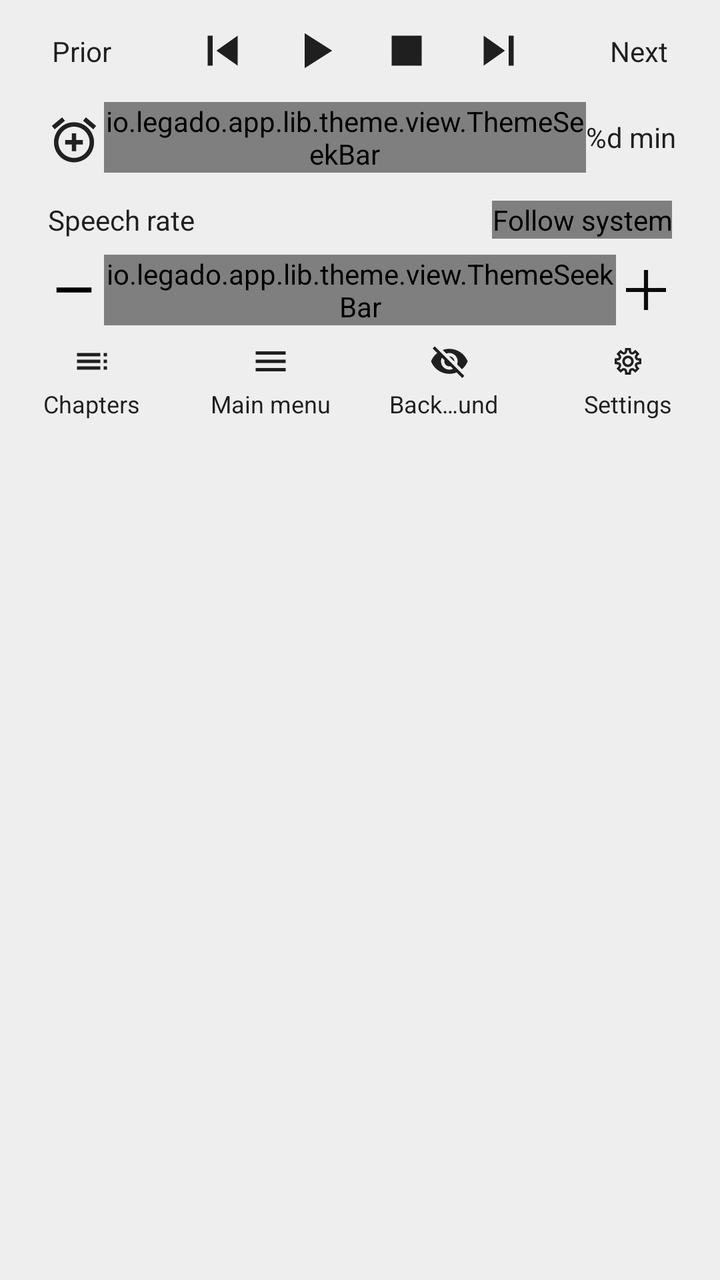
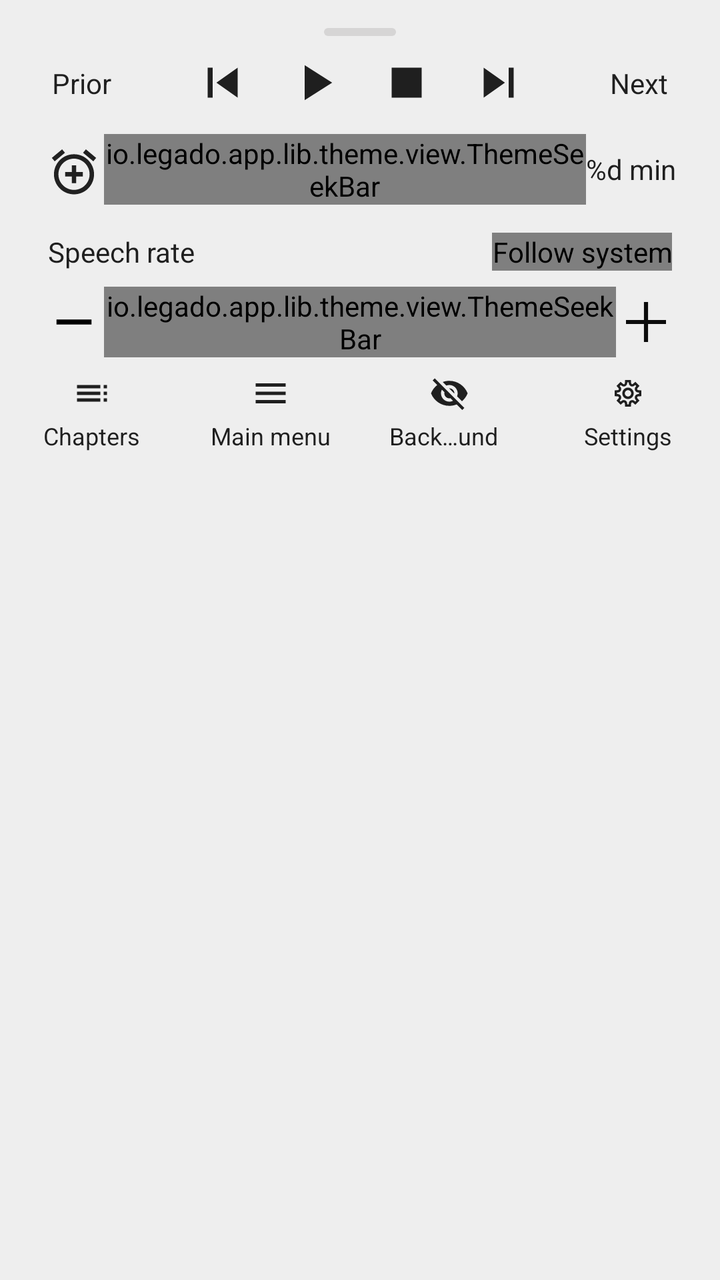

Two renders of the same Android screen: before a commit and after it. Below are the layout's source before the change and the commit's diff.
<!-- AndroidManifest.xml: application theme AppTheme.Light -->
<!-- res/layout/dialog_read_aloud.xml -->
<?xml version="1.0" encoding="utf-8"?>
<LinearLayout xmlns:android="http://schemas.android.com/apk/res/android"
    xmlns:app="http://schemas.android.com/apk/res-auto"
    xmlns:tools="http://schemas.android.com/tools"
    android:id="@+id/root_view"
    android:layout_width="match_parent"
    android:layout_height="wrap_content"
    android:background="@color/background_menu"
    android:orientation="vertical"
    android:paddingLeft="16dp"
    android:paddingTop="6dp"
    android:paddingRight="16dp"
    android:paddingBottom="6dp">

    <LinearLayout
        android:layout_width="match_parent"
        android:layout_height="wrap_content"
        android:gravity="center"
        android:orientation="horizontal">

        <TextView
            android:id="@+id/tv_pre"
            android:layout_width="wrap_content"
            android:layout_height="wrap_content"
            android:layout_marginStart="10dp"
            android:layout_marginEnd="10dp"
            android:background="?android:attr/selectableItemBackgroundBorderless"
            android:clickable="true"
            android:focusable="true"
            android:paddingTop="10dp"
            android:paddingBottom="10dp"
            android:text="@string/previous_chapter"
            android:textColor="@color/primaryText"
            android:textSize="14sp"
            tools:ignore="TouchTargetSizeCheck" />

        <View
            android:layout_width="0dp"
            android:layout_height="1dp"
            android:layout_weight="1" />

        <ImageView
            android:id="@+id/iv_play_prev"
            android:layout_width="30dp"
            android:layout_height="30dp"
            android:layout_marginLeft="8dp"
            android:layout_marginRight="8dp"
            android:background="?android:attr/selectableItemBackgroundBorderless"
            android:contentDescription="@string/prev_sentence"
            android:src="@drawable/ic_skip_previous"
            android:tooltipText="@string/prev_sentence"
            app:tint="@color/primaryText"
            tools:ignore="UnusedAttribute" />

        <ImageView
            android:id="@+id/iv_play_pause"
            android:layout_width="30dp"
            android:layout_height="30dp"
            android:layout_marginLeft="8dp"
            android:layout_marginRight="8dp"
            android:background="?android:attr/selectableItemBackgroundBorderless"
            android:contentDescription="@string/audio_play"
            android:src="@drawable/ic_play_24dp"
            android:tooltipText="@string/audio_play"
            app:tint="@color/primaryText"
            tools:ignore="UnusedAttribute" />

        <ImageView
            android:id="@+id/iv_stop"
            android:layout_width="30dp"
            android:layout_height="30dp"
            android:layout_marginLeft="8dp"
            android:layout_marginRight="8dp"
            android:background="?android:attr/selectableItemBackgroundBorderless"
            android:contentDescription="@string/stop"
            android:src="@drawable/ic_stop_black_24dp"
            android:tooltipText="@string/stop"
            app:tint="@color/primaryText"
            tools:ignore="UnusedAttribute" />

        <ImageView
            android:id="@+id/iv_play_next"
            android:layout_width="30dp"
            android:layout_height="30dp"
            android:layout_marginLeft="8dp"
            android:layout_marginRight="8dp"
            android:background="?android:attr/selectableItemBackgroundBorderless"
            android:contentDescription="@string/next_sentence"
            android:src="@drawable/ic_skip_next"
            android:tooltipText="@string/next_sentence"
            app:tint="@color/primaryText"
            tools:ignore="UnusedAttribute" />

        <View
            android:layout_width="0dp"
            android:layout_height="1dp"
            android:layout_weight="1" />

        <TextView
            android:id="@+id/tv_next"
            android:layout_width="wrap_content"
            android:layout_height="wrap_content"
            android:layout_marginStart="10dp"
            android:layout_marginEnd="10dp"
            android:background="?android:attr/selectableItemBackgroundBorderless"
            android:clickable="true"
            android:focusable="true"
            android:paddingTop="10dp"
            android:paddingBottom="10dp"
            android:text="@string/next_chapter"
            android:textColor="@color/primaryText"
            android:textSize="14sp"
            tools:ignore="TouchTargetSizeCheck" />

    </LinearLayout>

    <LinearLayout
        android:layout_width="match_parent"
        android:layout_height="wrap_content"
        android:gravity="center"
        android:orientation="horizontal"
        android:padding="6dp">

        <androidx.appcompat.widget.AppCompatImageView
            android:id="@+id/iv_timer"
            android:layout_width="30dp"
            android:layout_height="30dp"
            android:background="?android:attr/selectableItemBackgroundBorderless"
            android:contentDescription="@string/set_timer"
            android:src="@drawable/ic_time_add_24dp"
            android:tint="@color/primaryText"
            android:tooltipText="@string/set_timer"
            tools:ignore="UnusedAttribute" />

        <io.legado.app.lib.theme.view.ThemeSeekBar
            android:id="@+id/seek_timer"
            android:layout_width="0dp"
            android:layout_height="wrap_content"
            android:layout_weight="1"
            android:max="180" />

        <TextView
            android:id="@+id/tv_timer"
            android:layout_width="wrap_content"
            android:layout_height="wrap_content"
            android:background="?android:attr/selectableItemBackgroundBorderless"
            android:text="@string/timer_m"
            android:textColor="@color/primaryText" />

    </LinearLayout>

    <LinearLayout
        android:layout_width="match_parent"
        android:layout_height="wrap_content"
        android:orientation="vertical">

        <LinearLayout
            android:id="@+id/ll_tts_SpeechRate"
            android:layout_width="match_parent"
            android:layout_height="wrap_content"
            android:layout_gravity="center_vertical"
            android:orientation="horizontal"
            android:padding="8dp">

            <TextView
                android:id="@+id/tv_tts_speed"
                android:layout_width="wrap_content"
                android:layout_height="wrap_content"
                android:layout_gravity="center"
                android:text="@string/read_aloud_speed"
                android:textColor="@color/primaryText"
                android:textSize="14sp" />

            <TextView
                android:id="@+id/tv_tts_speed_value"
                android:layout_width="wrap_content"
                android:layout_height="wrap_content"
                android:layout_gravity="center"
                android:paddingHorizontal="3dp"
                android:textColor="@color/primaryText"
                android:textSize="14sp" />

            <Space
                android:layout_width="0dp"
                android:layout_height="1dp"
                android:layout_gravity="center"
                android:layout_weight="1" />

            <io.legado.app.lib.theme.view.ThemeSwitch
                android:id="@+id/cb_tts_follow_sys"
                android:layout_width="wrap_content"
                android:layout_height="wrap_content"
                android:layout_gravity="center_vertical"
                android:contentDescription="@string/flow_sys"
                android:text="@string/flow_sys"
                tools:ignore="RtlHardcoded,TouchTargetSizeCheck" />

        </LinearLayout>

        <LinearLayout
            android:layout_width="match_parent"
            android:layout_height="wrap_content"
            android:gravity="center"
            android:orientation="horizontal"
            android:paddingLeft="6dp"
            android:paddingRight="6dp">

            <androidx.appcompat.widget.AppCompatImageView
                android:id="@+id/iv_tts_speech_reduce"
                android:layout_width="30dp"
                android:layout_height="30dp"
                android:contentDescription="@string/tts_speech_reduce"
                android:src="@drawable/ic_reduce"
                android:tint="@color/primaryText"
                android:tooltipText="@string/tts_speech_reduce"
                tools:ignore="UnusedAttribute" />

            <io.legado.app.lib.theme.view.ThemeSeekBar
                android:id="@+id/seek_tts_speechRate"
                android:layout_width="0dp"
                android:layout_height="wrap_content"
                android:layout_weight="1"
                android:max="45" />

            <androidx.appcompat.widget.AppCompatImageView
                android:id="@+id/iv_tts_speech_add"
                android:layout_width="30dp"
                android:layout_height="30dp"
                android:contentDescription="@string/tts_speech_add"
                android:src="@drawable/ic_add"
                android:tint="@color/primaryText"
                android:tooltipText="@string/tts_speech_add"
                tools:ignore="UnusedAttribute" />

        </LinearLayout>

    </LinearLayout>

    <LinearLayout
        android:layout_width="match_parent"
        android:layout_height="wrap_content"
        android:layout_marginTop="8dp"
        android:baselineAligned="false"
        android:orientation="horizontal">

        
        <LinearLayout
            android:id="@+id/ll_catalog"
            android:layout_width="60dp"
            android:layout_height="wrap_content"
            android:background="?android:attr/selectableItemBackgroundBorderless"
            android:clickable="true"
            android:contentDescription="@string/chapter_list"
            android:focusable="true"
            android:orientation="vertical"
            android:paddingBottom="7dp">

            <androidx.appcompat.widget.AppCompatImageView
                android:id="@+id/iv_catalog"
                android:layout_width="match_parent"
                android:layout_height="0dp"
                android:layout_weight="1"
                android:adjustViewBounds="true"
                android:contentDescription="@string/chapter_list"
                android:maxHeight="20dp"
                android:src="@drawable/ic_toc"
                app:tint="@color/primaryText"
                tools:ignore="NestedWeights" />

            <TextView
                android:id="@+id/tv_catalog"
                android:layout_width="wrap_content"
                android:layout_height="wrap_content"
                android:layout_gravity="center_horizontal"
                android:layout_marginTop="3dp"
                android:ellipsize="middle"
                android:singleLine="true"
                android:text="@string/chapter_list"
                android:textColor="@color/primaryText"
                android:textSize="12sp" />
        </LinearLayout>

        <View
            android:layout_width="0dp"
            android:layout_height="match_parent"
            android:layout_weight="2" />
        
        <LinearLayout
            android:id="@+id/ll_main_menu"
            android:layout_width="60dp"
            android:layout_height="wrap_content"
            android:background="?android:attr/selectableItemBackgroundBorderless"
            android:clickable="true"
            android:contentDescription="@string/main_menu"
            android:focusable="true"
            android:orientation="vertical"
            android:paddingBottom="7dp"
            tools:ignore="TextSizeCheck">

            <androidx.appcompat.widget.AppCompatImageView
                android:id="@+id/iv_main_menu"
                android:layout_width="match_parent"
                android:layout_height="0dp"
                android:layout_weight="1"
                android:adjustViewBounds="true"
                android:contentDescription="@string/main_menu"
                android:maxHeight="20dp"
                android:src="@drawable/ic_menu"
                app:tint="@color/primaryText"
                tools:ignore="NestedWeights" />

            <TextView
                android:id="@+id/tv_main_menu"
                android:layout_width="wrap_content"
                android:layout_height="wrap_content"
                android:layout_gravity="center_horizontal"
                android:layout_marginTop="3dp"
                android:ellipsize="middle"
                android:singleLine="true"
                android:text="@string/main_menu"
                android:textColor="@color/primaryText"
                android:textSize="12sp" />
        </LinearLayout>

        <View
            android:layout_width="0dp"
            android:layout_height="match_parent"
            android:layout_weight="2" />
        
        <LinearLayout
            android:id="@+id/ll_to_backstage"
            android:layout_width="60dp"
            android:layout_height="wrap_content"
            android:background="?android:attr/selectableItemBackgroundBorderless"
            android:clickable="true"
            android:contentDescription="@string/to_backstage"
            android:focusable="true"
            android:orientation="vertical"
            android:paddingBottom="7dp">

            <androidx.appcompat.widget.AppCompatImageView
                android:id="@+id/iv_to_backstage"
                android:layout_width="match_parent"
                android:layout_height="0dp"
                android:layout_weight="1"
                android:adjustViewBounds="true"
                android:contentDescription="@string/to_backstage"
                android:maxHeight="20dp"
                android:src="@drawable/ic_visibility_off"
                app:tint="@color/primaryText"
                tools:ignore="NestedWeights" />

            <TextView
                android:id="@+id/tv_to_backstage"
                android:layout_width="wrap_content"
                android:layout_height="wrap_content"
                android:layout_gravity="center_horizontal"
                android:layout_marginTop="3dp"
                android:ellipsize="middle"
                android:singleLine="true"
                android:text="@string/to_backstage"
                android:textColor="@color/primaryText"
                android:textSize="12sp" />
        </LinearLayout>

        <View
            android:layout_width="0dp"
            android:layout_height="match_parent"
            android:layout_weight="2" />
        
        <LinearLayout
            android:id="@+id/ll_setting"
            android:layout_width="60dp"
            android:layout_height="wrap_content"
            android:background="?android:attr/selectableItemBackgroundBorderless"
            android:clickable="true"
            android:contentDescription="@string/setting"
            android:focusable="true"
            android:orientation="vertical"
            android:paddingBottom="7dp">

            <androidx.appcompat.widget.AppCompatImageView
                android:id="@+id/iv_setting"
                android:layout_width="match_parent"
                android:layout_height="0dp"
                android:layout_weight="1"
                android:adjustViewBounds="true"
                android:contentDescription="@string/setting"
                android:maxHeight="20dp"
                android:src="@drawable/ic_settings"
                app:tint="@color/primaryText"
                tools:ignore="NestedWeights" />

            <TextView
                android:id="@+id/tv_setting"
                android:layout_width="wrap_content"
                android:layout_height="wrap_content"
                android:layout_gravity="center_horizontal"
                android:layout_marginTop="3dp"
                android:ellipsize="middle"
                android:singleLine="true"
                android:text="@string/setting"
                android:textColor="@color/primaryText"
                android:textSize="12sp" />
        </LinearLayout>

    </LinearLayout>

</LinearLayout>
<!-- resources referenced by this layout -->
<resources>
  <color name="background_menu">@color/md_grey_200</color>
  <color name="primaryText">#de000000</color>
  <string name="audio_play">Play</string>
  <string name="chapter_list">Chapters</string>
  <string name="flow_sys">Follow system</string>
  <string name="main_menu">Main menu</string>
  <string name="next_chapter">Next</string>
  <string name="next_sentence">Next sentence</string>
  <string name="prev_sentence">Prior sentence</string>
  <string name="previous_chapter">Prior</string>
  <string name="read_aloud_speed">Speech rate</string>
  <string name="set_timer">Timer</string>
  <string name="setting">Settings</string>
  <string name="stop">Stop</string>
  <string name="timer_m">%d min</string>
  <string name="to_backstage">Background</string>
  <color name="md_grey_200">#EEEEEE</color>
  <style name="Base.AppTheme" parent="Theme.AppCompat.DayNight.NoActionBar">
          <item name="colorPrimary">@color/primary</item>
          <item name="colorPrimaryDark">@color/primaryDark</item>
          <item name="colorAccent">@color/accent</item>
          <item name="actionOverflowMenuStyle">@style/Style.PopupMenu</item>
          <item name="android:itemTextAppearance">@style/Style.MenuItemText</item>
          <item name="android:popupMenuStyle">@style/Style.PopupMenu</item>
          <item name="android:statusBarColor">@color/transparent</item>
          <item name="android:windowDrawsSystemBarBackgrounds">true</item>
      </style>
  <color name="primary">@color/md_light_blue_600</color>
  <color name="accent">@color/md_pink_800</color>
  <color name="transparent">#00000000</color>
  <color name="md_grey_900">#212121</color>
  <color name="md_light_blue_600">#039BE5</color>
  <color name="md_light_blue_700">#0288D1</color>
  <color name="md_pink_800">#AD1457</color>
  <color name="menu_color_default">#383838</color>
  <!-- unchanged entries left out for length: 19 -->
</resources>

<!-- the commit's change to res/layout/dialog_read_aloud.xml (unified diff, before → after) -->
@@ -11,6 +11,15 @@
     android:paddingTop="6dp"
     android:paddingRight="16dp"
     android:paddingBottom="6dp">
+    <View
+        android:layout_width="36dp"
+        android:layout_height="4dp"
+        android:layout_gravity="center_horizontal"
+        android:layout_marginTop="8dp"
+        android:layout_marginBottom="4dp"
+        android:background="@drawable/rd2_handle"
+        android:importantForAccessibility="no" />
+
 
     <LinearLayout
         android:layout_width="match_parent"
<!-- resource entries referenced after the edit -->
@@ -2,6 +2,13 @@
 <resources>
   <color name="background_menu">@color/md_grey_200</color>
   <color name="primaryText">#de000000</color>
+  <!-- drawable rd2_handle (drawable) -->
+  <?xml version="1.0" encoding="utf-8"?>
+  <shape xmlns:android="http://schemas.android.com/apk/res/android">
+      <solid android:color="@color/ink_line" />
+      <corners android:radius="2dp" />
+      <size android:width="36dp" android:height="4dp" />
+  </shape>
   <string name="audio_play">Play</string>
   <string name="chapter_list">Chapters</string>
   <string name="flow_sys">Follow system</string>
@@ -17,6 +24,7 @@
   <string name="timer_m">%d min</string>
   <string name="to_backstage">Background</string>
   <color name="md_grey_200">#EEEEEE</color>
+  <color name="ink_line">#1F2B2722</color>
   <style name="Base.AppTheme" parent="Theme.AppCompat.DayNight.NoActionBar">
           <item name="colorPrimary">@color/primary</item>
           <item name="colorPrimaryDark">@color/primaryDark</item>
@@ -26,15 +34,48 @@
           <item name="android:popupMenuStyle">@style/Style.PopupMenu</item>
           <item name="android:statusBarColor">@color/transparent</item>
           <item name="android:windowDrawsSystemBarBackgrounds">true</item>
+          <item name="alertDialogTheme">@style/ink_AlertDialog</item>
+          <item name="android:divider">@color/ink_line</item>
       </style>
   <color name="primary">@color/md_light_blue_600</color>
   <color name="accent">@color/md_pink_800</color>
   <color name="transparent">#00000000</color>
+  <style name="ink_AlertDialog" parent="Theme.AppCompat.DayNight.Dialog.Alert">
+          <item name="android:textColorAlertDialogListItem">@color/ink_text</item>
+          <item name="android:windowBackground">@drawable/ink_bg_dialog</item>
+          <item name="buttonBarButtonStyle">@style/ink_DialogButton</item>
+          <item name="buttonBarPositiveButtonStyle">@style/ink_DialogButton</item>
+          <item name="buttonBarNegativeButtonStyle">@style/ink_DialogButton</item>
+          <item name="buttonBarNeutralButtonStyle">@style/ink_DialogButton</item>
+          <item name="colorAccent">@color/accent</item>
+          <item name="android:textColorPrimary">@color/ink_text</item>
+          <item name="android:textColorSecondary">@color/ink_text_sub</item>
+          <item name="android:colorBackground">@color/ink_card</item>
+      </style>
   <color name="md_grey_900">#212121</color>
   <color name="md_light_blue_600">#039BE5</color>
   <color name="md_light_blue_700">#0288D1</color>
   <color name="md_pink_800">#AD1457</color>
   <color name="menu_color_default">#383838</color>
+  <color name="ink_text">#2B2722</color>
+  <!-- drawable ink_bg_dialog (drawable) -->
+  <?xml version="1.0" encoding="utf-8"?>
+  <inset xmlns:android="http://schemas.android.com/apk/res/android"
+      android:insetLeft="16dp"
+      android:insetRight="16dp">
+      <shape android:shape="rectangle">
+          <corners android:radius="8dp" />
+          <solid android:color="@color/ink_card" />
+          <stroke android:width="0.5dp" android:color="@color/ink_line" />
+      </shape>
+  </inset>
+  <style name="ink_DialogButton" parent="Widget.AppCompat.Button.ButtonBar.AlertDialog">
+          <item name="android:textColor">@color/accent</item>
+          <item name="android:textSize">14sp</item>
+          <item name="android:textStyle">bold</item>
+      </style>
+  <color name="ink_text_sub">#7A7166</color>
+  <color name="ink_card">#FFFDF8</color>
   <!-- unchanged entries left out for length: 19 -->
 </resources>
 
